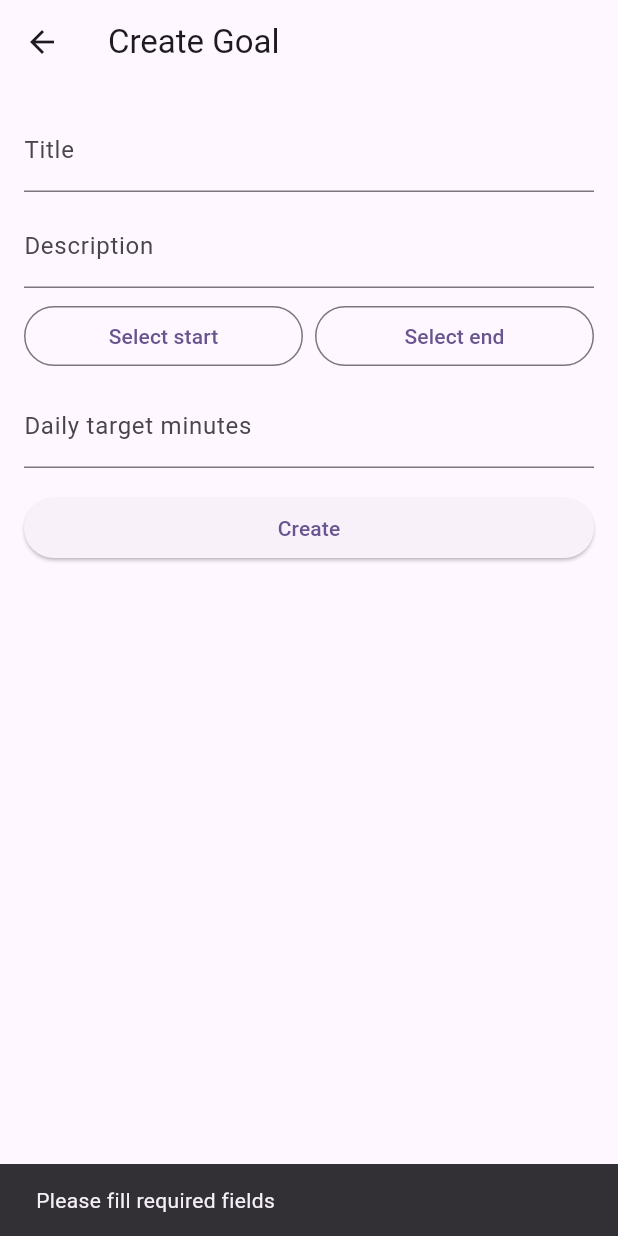
After one commit to rav3zster/chronyx-app, a Flutter app: the CreateGoalPage screen opened directly, after a tap on "Create", on a phone screen of 412 x 824 dp. The commit adds this screen. Run offline on Flutter 3.47's test engine with Material 3 defaults, Android fonts, the phone set to English and light mode, and no system bars; our stand-ins replace flutter_riverpod, go_router, google_fonts, supabase_flutter; accounts and stored records are empty.

Commit message:
feat(goals): add goals system with repository, datasource, providers, and UI

```diff
--- a/lib/core/constants/app_strings.dart
+++ b/lib/core/constants/app_strings.dart
@@ -26,4 +26,6 @@ class AppStrings {
   static const String activeSessionExists =
       'Please stop the active session before starting a new one.';
   static const String authRequired = 'Please sign in to continue.';
+  static const String goalsTitle = 'Goals';
+  static const String createGoal = 'Create Goal';
 }
--- /dev/null
+++ b/lib/features/goals/data/datasources/goals_remote_datasource.dart
@@ -0,0 +1,14 @@
+import 'package:chronyx/features/goals/data/models/goal_model.dart';
+
+abstract class GoalsRemoteDataSource {
+  Future<List<GoalModel>> fetchGoals();
+
+  Future<GoalModel> createGoal({
+    required String title,
+    required String description,
+    required DateTime startDate,
+    required DateTime endDate,
+    required int dailyTargetMinutes,
+    required bool isChallenge,
+  });
+}
--- /dev/null
+++ b/lib/features/goals/data/datasources/goals_supabase_datasource.dart
@@ -0,0 +1,49 @@
+import 'package:chronyx/features/goals/data/datasources/goals_remote_datasource.dart';
+import 'package:chronyx/features/goals/data/models/goal_model.dart';
+import 'package:supabase_flutter/supabase_flutter.dart';
+
+class GoalsSupabaseDataSource implements GoalsRemoteDataSource {
+  GoalsSupabaseDataSource(this._supabaseClient);
+
+  final SupabaseClient _supabaseClient;
+  static const String _tableName = 'goals';
+
+  String get _currentUserId => _supabaseClient.auth.currentUser!.id;
+
+  @override
+  Future<List<GoalModel>> fetchGoals() async {
+    final String userId = _currentUserId;
+    final List<dynamic> rows = await _supabaseClient
+        .from(_tableName)
+        .select()
+        .eq('user_id', userId)
+        .order('start_date', ascending: false);
+
+    return rows
+        .map((dynamic json) => GoalModel.fromJson(json as Map<String, dynamic>))
+        .toList();
+  }
+
+  @override
+  Future<GoalModel> createGoal({
+    required String title,
+    required String description,
+    required DateTime startDate,
+    required DateTime endDate,
+    required int dailyTargetMinutes,
+    required bool isChallenge,
+  }) async {
+    final String userId = _currentUserId;
+    final List<dynamic> rows = await _supabaseClient.from(_tableName).insert(<String, dynamic>{
+      'user_id': userId,
+      'title': title,
+      'description': description,
+      'start_date': startDate.toIso8601String(),
+      'end_date': endDate.toIso8601String(),
+      'daily_target_minutes': dailyTargetMinutes,
+      'is_challenge': isChallenge,
+    }).select();
+
+    return GoalModel.fromJson(rows.first as Map<String, dynamic>);
+  }
+}
--- /dev/null
+++ b/lib/features/goals/data/models/goal_model.dart
@@ -0,0 +1,61 @@
+import 'package:chronyx/features/goals/domain/entities/goal.dart';
+
+class GoalModel {
+  const GoalModel({
+    required this.id,
+    required this.userId,
+    required this.title,
+    required this.description,
+    required this.startDate,
+    required this.endDate,
+    required this.dailyTargetMinutes,
+    required this.isChallenge,
+  });
+
+  final String id;
+  final String userId;
+  final String title;
+  final String description;
+  final DateTime startDate;
+  final DateTime endDate;
+  final int dailyTargetMinutes;
+  final bool isChallenge;
+
+  factory GoalModel.fromJson(Map<String, dynamic> json) {
+    return GoalModel(
+      id: json['id'] as String,
+      userId: json['user_id'] as String,
+      title: (json['title'] as String?) ?? '',
+      description: (json['description'] as String?) ?? '',
+      startDate: DateTime.parse(json['start_date'] as String),
+      endDate: DateTime.parse(json['end_date'] as String),
+      dailyTargetMinutes: (json['daily_target_minutes'] as int?) ?? 0,
+      isChallenge: (json['is_challenge'] as bool?) ?? false,
+    );
+  }
+
+  Map<String, dynamic> toJson() {
+    return <String, dynamic>{
+      'id': id,
+      'user_id': userId,
+      'title': title,
+      'description': description,
+      'start_date': startDate.toIso8601String(),
+      'end_date': endDate.toIso8601String(),
+      'daily_target_minutes': dailyTargetMinutes,
+      'is_challenge': isChallenge,
+    };
+  }
+
+  Goal toEntity() {
+    return Goal(
+      id: id,
+      title: title,
+      description: description,
+      startDate: startDate,
+      endDate: endDate,
+      dailyTargetMinutes: dailyTargetMinutes,
+      isChallenge: isChallenge,
+    );
+  }
+}
--- /dev/null
+++ b/lib/features/goals/data/repositories/goals_repository_impl.dart
@@ -0,0 +1,120 @@
+import 'dart:io';
+
+import 'package:chronyx/core/errors/app_exception.dart';
+import 'package:chronyx/features/goals/data/datasources/goals_remote_datasource.dart';
+import 'package:chronyx/features/goals/domain/entities/goal.dart';
+import 'package:chronyx/features/goals/domain/entities/goal_progress.dart';
+import 'package:chronyx/features/goals/domain/repositories/goals_repository.dart';
+import 'package:chronyx/features/time_tracking/domain/repositories/time_tracking_repository.dart';
+
+class GoalsRepositoryImpl implements GoalsRepository {
+  GoalsRepositoryImpl(this._remoteDataSource, this._timeRepo);
+
+  final GoalsRemoteDataSource _remoteDataSource;
+  final TimeTrackingRepository _timeRepo;
+
+  @override
+  Future<List<Goal>> fetchGoals() async {
+    try {
+      final models = await _remoteDataSource.fetchGoals();
+      return models.map((m) => m.toEntity()).toList();
+    } on SocketException {
+      throw const NetworkException();
+    } catch (_) {
+      throw const UnknownException();
+    }
+  }
+
+  @override
+  Future<List<GoalProgress>> fetchGoalsWithProgress() async {
+    try {
+      final goals = await fetchGoals();
+      final entries = await _timeRepo.fetchTimeEntries();
+
+      return goals.map((goal) {
+        final Map<DateTime, int> daily = {};
+        for (final entry in entries) {
+          final DateTime started = entry.startedAt.toLocal();
+          if (started.isBefore(goal.startDate) || started.isAfter(goal.endDate)) {
+            continue;
+          }
+          final DateTime day = DateTime(started.year, started.month, started.day);
+          final int minutes = entry.duration.inMinutes;
+          daily.update(day, (v) => v + minutes, ifAbsent: () => minutes);
+        }
+
+        final int totalDays = goal.endDate.difference(goal.startDate).inDays + 1;
+        int daysCompleted = 0;
+        for (int i = 0; i < totalDays; i++) {
+          final DateTime day = DateTime(
+            goal.startDate.add(Duration(days: i)).year,
+            goal.startDate.add(Duration(days: i)).month,
+            goal.startDate.add(Duration(days: i)).day,
+          );
+          final int mins = daily[day] ?? 0;
+          if (mins >= goal.dailyTargetMinutes) {
+            daysCompleted++;
+          }
+        }
+
+        final int daysMissed = totalDays - daysCompleted;
+        final double percentCompleted = totalDays == 0 ? 0 : (daysCompleted / totalDays) * 100;
+
+        // compute current streak ending today
+        int streak = 0;
+        DateTime cursor = DateTime.now();
+        while (!cursor.isBefore(goal.startDate)) {
+          final DateTime day = DateTime(cursor.year, cursor.month, cursor.day);
+          final int mins = daily[day] ?? 0;
+          if (mins >= goal.dailyTargetMinutes) {
+            streak++;
+            cursor = cursor.subtract(const Duration(days: 1));
+            if (cursor.isAfter(goal.endDate)) break;
+          } else {
+            break;
+          }
+        }
+
+        return GoalProgress(
+          goal: goal,
+          totalDays: totalDays,
+          daysCompleted: daysCompleted,
+          daysMissed: daysMissed,
+          percentCompleted: percentCompleted,
+          currentStreak: streak,
+          dailyMinutes: daily,
+        );
+      }).toList();
+    } on SocketException {
+      throw const NetworkException();
+    } catch (_) {
+      throw const UnknownException();
+    }
+  }
+
+  @override
+  Future<Goal> createGoal({
+    required String title,
+    required String description,
+    required DateTime startDate,
+    required DateTime endDate,
+    required int dailyTargetMinutes,
+    required bool isChallenge,
+  }) async {
+    try {
+      final model = await _remoteDataSource.createGoal(
+        title: title,
+        description: description,
+        startDate: startDate,
+        endDate: endDate,
+        dailyTargetMinutes: dailyTargetMinutes,
+        isChallenge: isChallenge,
+      );
+      return model.toEntity();
+    } on SocketException {
+      throw const NetworkException();
+    } catch (_) {
+      throw const UnknownException();
+    }
+  }
+}
--- /dev/null
+++ b/lib/features/goals/domain/entities/goal.dart
@@ -0,0 +1,19 @@
+class Goal {
+  const Goal({
+    required this.id,
+    required this.title,
+    required this.description,
+    required this.startDate,
+    required this.endDate,
+    required this.dailyTargetMinutes,
+    required this.isChallenge,
+  });
+
+  final String id;
+  final String title;
+  final String description;
+  final DateTime startDate;
+  final DateTime endDate;
+  final int dailyTargetMinutes;
+  final bool isChallenge;
+}
--- /dev/null
+++ b/lib/features/goals/domain/entities/goal_progress.dart
@@ -0,0 +1,21 @@
+import 'package:chronyx/features/goals/domain/entities/goal.dart';
+
+class GoalProgress {
+  const GoalProgress({
+    required this.goal,
+    required this.totalDays,
+    required this.daysCompleted,
+    required this.daysMissed,
+    required this.percentCompleted,
+    required this.currentStreak,
+    required this.dailyMinutes,
+  });
+
+  final Goal goal;
+  final int totalDays;
+  final int daysCompleted;
+  final int daysMissed;
+  final double percentCompleted;
+  final int currentStreak;
+  final Map<DateTime, int> dailyMinutes;
+}
--- /dev/null
+++ b/lib/features/goals/domain/repositories/goals_repository.dart
@@ -0,0 +1,17 @@
+import 'package:chronyx/features/goals/domain/entities/goal.dart';
+import 'package:chronyx/features/goals/domain/entities/goal_progress.dart';
+
+abstract class GoalsRepository {
+  Future<List<Goal>> fetchGoals();
+
+  Future<List<GoalProgress>> fetchGoalsWithProgress();
+
+  Future<Goal> createGoal({
+    required String title,
+    required String description,
+    required DateTime startDate,
+    required DateTime endDate,
+    required int dailyTargetMinutes,
+    required bool isChallenge,
+  });
+}
--- /dev/null
+++ b/lib/features/goals/presentation/pages/create_goal_page.dart
@@ -0,0 +1,93 @@
+import 'package:chronyx/core/constants/app_spacing.dart';
+import 'package:chronyx/core/errors/error_message_mapper.dart';
+import 'package:chronyx/features/goals/presentation/providers/goals_providers.dart';
+import 'package:flutter/material.dart';
+import 'package:flutter_riverpod/flutter_riverpod.dart';
+
+class CreateGoalPage extends ConsumerStatefulWidget {
+  const CreateGoalPage({super.key});
+
+  @override
+  ConsumerState<CreateGoalPage> createState() => _CreateGoalPageState();
+}
+
+class _CreateGoalPageState extends ConsumerState<CreateGoalPage> {
+  final _title = TextEditingController();
+  final _desc = TextEditingController();
+  DateTime? _start;
+  DateTime? _end;
+  final _target = TextEditingController();
+
+  @override
+  void dispose() {
+    _title.dispose();
+    _desc.dispose();
+    _target.dispose();
+    super.dispose();
+  }
+
+  Future<void> _pickStart() async {
+    final now = DateTime.now();
+    final picked = await showDatePicker(context: context, initialDate: now, firstDate: DateTime(now.year - 5), lastDate: DateTime(now.year + 5));
+    if (picked != null) setState(() => _start = picked);
+  }
+
+  Future<void> _pickEnd() async {
+    final now = DateTime.now();
+    final picked = await showDatePicker(context: context, initialDate: _start ?? now, firstDate: DateTime(now.year - 5), lastDate: DateTime(now.year + 5));
+    if (picked != null) setState(() => _end = picked);
+  }
+
+  Future<void> _submit() async {
+    final title = _title.text.trim();
+    final desc = _desc.text.trim();
+    final target = int.tryParse(_target.text.trim()) ?? 0;
+    if (title.isEmpty || _start == null || _end == null) {
+      ScaffoldMessenger.of(context).showSnackBar(const SnackBar(content: Text('Please fill required fields')));
+      return;
+    }
+
+    try {
+      await ref.read(goalsProvider.notifier).createGoal(
+            title: title,
+            description: desc,
+            startDate: _start!,
+            endDate: _end!,
+            dailyTargetMinutes: target,
+            isChallenge: false,
+          );
+      if (!mounted) return;
+      Navigator.of(context).pop();
+    } catch (err) {
+      if (!mounted) return;
+      ScaffoldMessenger.of(context).showSnackBar(SnackBar(content: Text(ErrorMessageMapper.fromError(err))));
+    }
+  }
+
+  @override
+  Widget build(BuildContext context) {
+    return Scaffold(
+      appBar: AppBar(title: const Text('Create Goal')),
+      body: Padding(
+        padding: const EdgeInsets.all(AppSpacing.md),
+        child: ListView(
+          children: <Widget>[
+            TextField(controller: _title, decoration: const InputDecoration(labelText: 'Title')),
+            const SizedBox(height: AppSpacing.sm),
+            TextField(controller: _desc, decoration: const InputDecoration(labelText: 'Description')),
+            const SizedBox(height: AppSpacing.sm),
+            Row(children: <Widget>[
+              Expanded(child: OutlinedButton(onPressed: _pickStart, child: Text(_start == null ? 'Select start' : _start!.toLocal().toString().split(' ').first))),
+              const SizedBox(width: AppSpacing.sm),
+              Expanded(child: OutlinedButton(onPressed: _pickEnd, child: Text(_end == null ? 'Select end' : _end!.toLocal().toString().split(' ').first))),
+            ]),
+            const SizedBox(height: AppSpacing.sm),
+            TextField(controller: _target, keyboardType: TextInputType.number, decoration: const InputDecoration(labelText: 'Daily target minutes')),
+            const SizedBox(height: AppSpacing.md),
+            ElevatedButton(onPressed: _submit, child: const Text('Create')),
+          ],
+        ),
+      ),
+    );
+  }
+}
--- /dev/null
+++ b/lib/features/goals/presentation/providers/goals_providers.dart
@@ -0,0 +1,62 @@
+import 'dart:async';
+
+// errors handled at repository layer
+import 'package:chronyx/core/providers/supabase_provider.dart';
+import 'package:chronyx/features/goals/data/datasources/goals_remote_datasource.dart';
+import 'package:chronyx/features/goals/data/datasources/goals_supabase_datasource.dart';
+import 'package:chronyx/features/goals/data/repositories/goals_repository_impl.dart';
+import 'package:chronyx/features/time_tracking/presentation/providers/time_tracking_providers.dart';
+import 'package:chronyx/features/goals/domain/entities/goal_progress.dart';
+import 'package:chronyx/features/goals/domain/repositories/goals_repository.dart';
+import 'package:flutter_riverpod/flutter_riverpod.dart';
+
+final goalsRemoteDataSourceProvider = Provider<GoalsRemoteDataSource>((ref) {
+  return GoalsSupabaseDataSource(ref.watch(supabaseClientProvider));
+});
+
+final goalsRepositoryProvider = Provider<GoalsRepository>((ref) {
+  return GoalsRepositoryImpl(
+    ref.watch(goalsRemoteDataSourceProvider),
+    ref.watch(timeTrackingRepositoryProvider),
+  );
+});
+
+final goalsProvider = AsyncNotifierProvider<GoalsNotifier, List<GoalProgress>>(
+  GoalsNotifier.new,
+);
+
+class GoalsNotifier extends AsyncNotifier<List<GoalProgress>> {
+  GoalsRepository get _repository => ref.read(goalsRepositoryProvider);
+
+  @override
+  Future<List<GoalProgress>> build() async {
+    return _repository.fetchGoalsWithProgress();
+  }
+
+  Future<void> refresh() async {
+    state = const AsyncLoading();
+    state = await AsyncValue.guard(_repository.fetchGoalsWithProgress);
+  }
+
+  Future<void> createGoal({
+    required String title,
+    required String description,
+    required DateTime startDate,
+    required DateTime endDate,
+    required int dailyTargetMinutes,
+    required bool isChallenge,
+  }) async {
+    state = const AsyncLoading();
+    state = await AsyncValue.guard(() async {
+      await _repository.createGoal(
+        title: title,
+        description: description,
+        startDate: startDate,
+        endDate: endDate,
+        dailyTargetMinutes: dailyTargetMinutes,
+        isChallenge: isChallenge,
+      );
+      return _repository.fetchGoalsWithProgress();
+    });
+  }
+}
```
Also changed, not shown: lib/features/goals/presentation/pages/goal_detail_page.dart (added, +32 -0 lines), lib/features/goals/presentation/pages/goals_page.dart (added, +52 -0 lines), lib/features/goals/presentation/widgets/goal_card.dart (added, +23 -0 lines).
